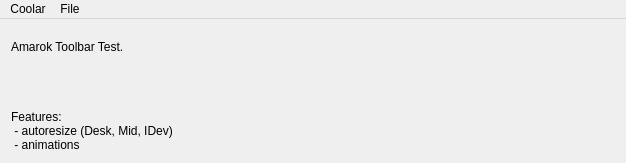
enricoros/k-ui-experiments-coolbar, file TestWindow.ui: the form before one commit.
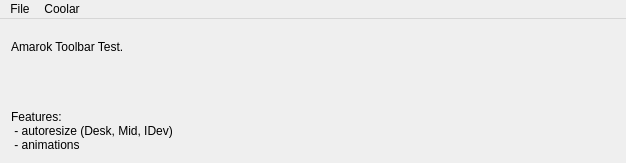
The form after the commit.

```diff
--- a/TestWindow.ui
+++ b/TestWindow.ui
@@ -67,8 +67,8 @@
     </property>
     <addaction name="actionQuit"/>
    </widget>
-   <addaction name="menuCoolar"/>
    <addaction name="menuFile"/>
+   <addaction name="menuCoolar"/>
   </widget>
   <action name="aEq">
    <property name="checkable">
```
Left out of the diff: 19 changed lines with no effect on the pictures.
